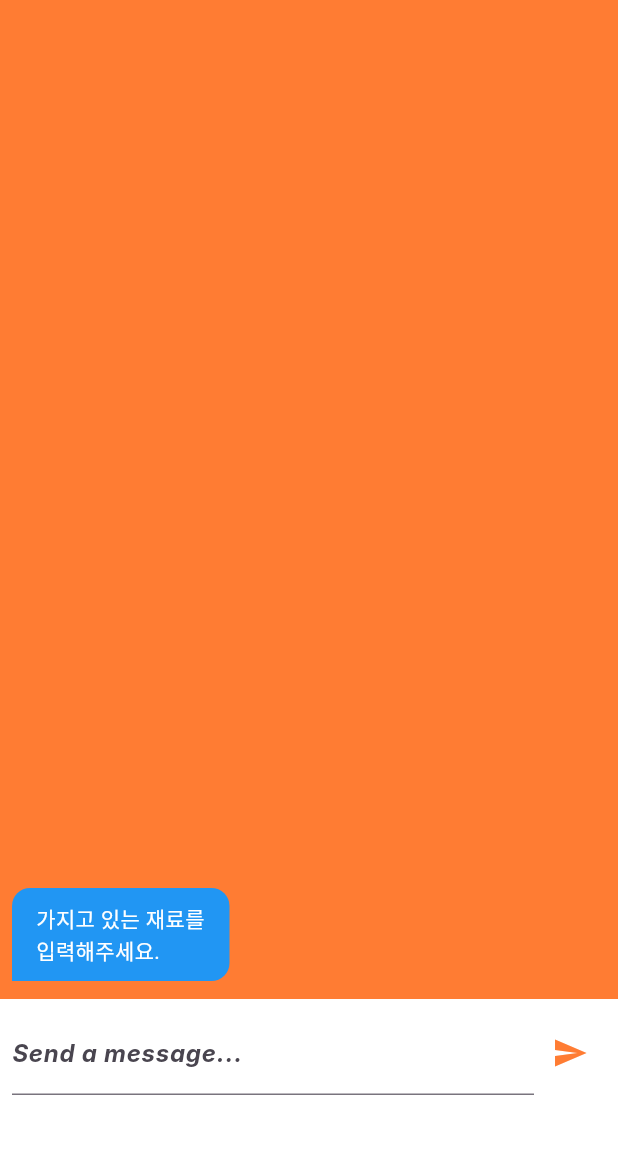
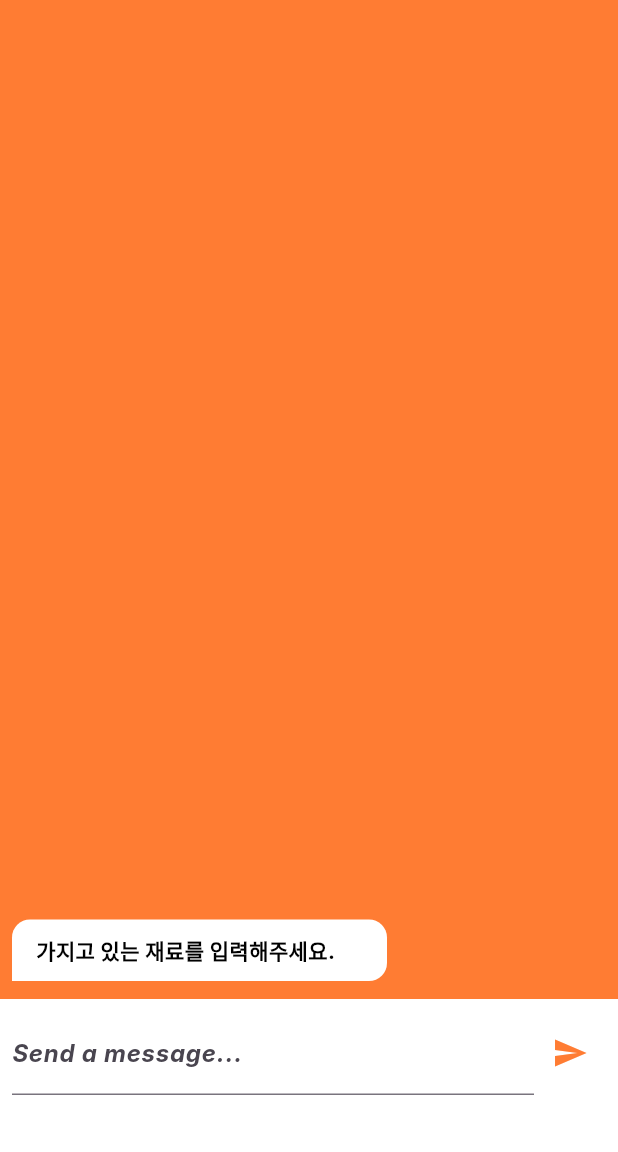
Before and after one commit to Seo-Yegyeong/mealmate, a Flutter app: the IngredientPage screen opened by its route, on a phone screen of 412 x 824 dp, the part 84-1236 px from its top. Run offline on Flutter 3.47's test engine with Material 2 defaults, Android fonts, the phone set to English and light mode, and no system bars; Roboto replaces fonts that are missing (Inter).

Commit message:
feat: change chat bubble

```diff
--- a/lib/screen/chat_bubble.dart
+++ b/lib/screen/chat_bubble.dart
@@ -13,19 +13,25 @@ class ChatBubble extends StatelessWidget {
       children: [
         Container(
           decoration: BoxDecoration(
-            color: isMe ? Colors.grey[300] : Colors.blue,
+            color: isMe ? Colors.white : Colors.white,
             borderRadius: BorderRadius.only(
-                topRight: Radius.circular(12),
-                topLeft: Radius.circular(12),
-                bottomRight: isMe ? Radius.circular(0) : Radius.circular(12),
-                bottomLeft: isMe ? Radius.circular(12) : Radius.circular(0)),
+                topRight: const Radius.circular(12),
+                topLeft: const Radius.circular(12),
+                bottomRight:
+                    isMe ? const Radius.circular(0) : const Radius.circular(12),
+                bottomLeft: isMe
+                    ? const Radius.circular(12)
+                    : const Radius.circular(0)),
           ),
-          width: 145,
-          padding: EdgeInsets.symmetric(vertical: 10, horizontal: 16),
-          margin: EdgeInsets.symmetric(vertical: 4, horizontal: 8),
+          width: 250,
+          padding: const EdgeInsets.symmetric(vertical: 10, horizontal: 16),
+          margin: const EdgeInsets.symmetric(vertical: 4, horizontal: 8),
           child: Text(
             message,
-            style: TextStyle(color: isMe ? Colors.black : Colors.white),
+            style: TextStyle(
+                color: isMe ? Colors.black : Colors.black,
+                fontFamily: 'Inter',
+                fontWeight: FontWeight.bold),
           ),
         ),
       ],
```
